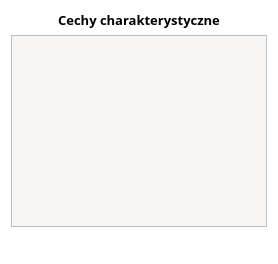
Old version of the form source/UI/EditorWidgets/CharacteristicsEditor.ui in the repository SiekamCebule/sj-sim.
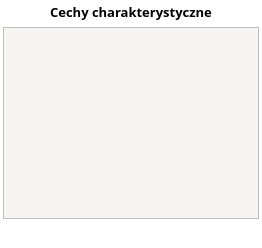
New version of the form. Icons and pictures are not drawn.

The edit to the form file:
```diff
--- a/source/UI/EditorWidgets/CharacteristicsEditor.ui
+++ b/source/UI/EditorWidgets/CharacteristicsEditor.ui
@@ -6,8 +6,8 @@
    <rect>
     <x>0</x>
     <y>0</y>
-    <width>274</width>
-    <height>261</height>
+    <width>262</width>
+    <height>248</height>
    </rect>
   </property>
   <property name="sizePolicy">
@@ -23,6 +23,18 @@
    <string notr="true">background: transparent;</string>
   </property>
   <layout class="QVBoxLayout" name="verticalLayout">
+   <property name="leftMargin">
+    <number>3</number>
+   </property>
+   <property name="topMargin">
+    <number>3</number>
+   </property>
+   <property name="rightMargin">
+    <number>3</number>
+   </property>
+   <property name="bottomMargin">
+    <number>3</number>
+   </property>
    <item>
     <widget class="QLabel" name="label_title">
      <property name="font">
```
